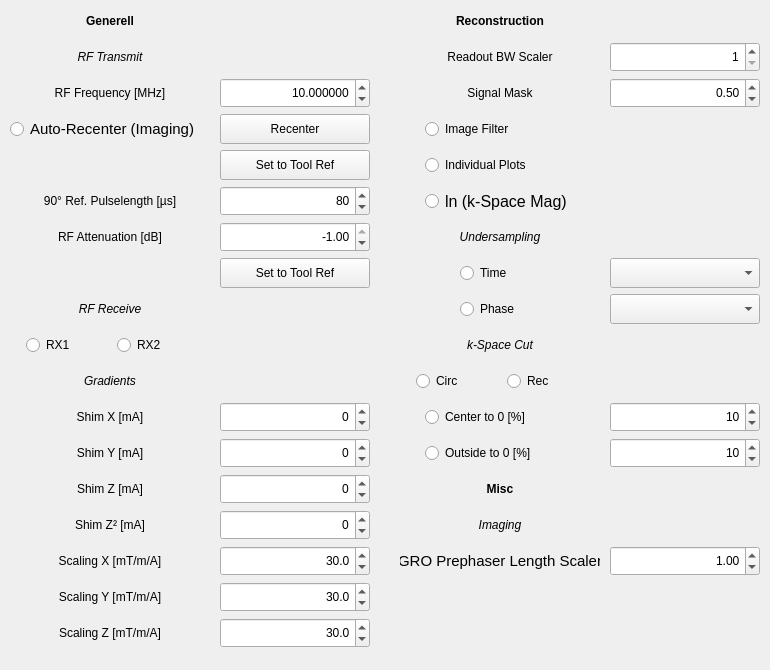
First picture: the form in Applications/relax2/ui/config.ui, repository OpenMRI/ocra, before the edit.
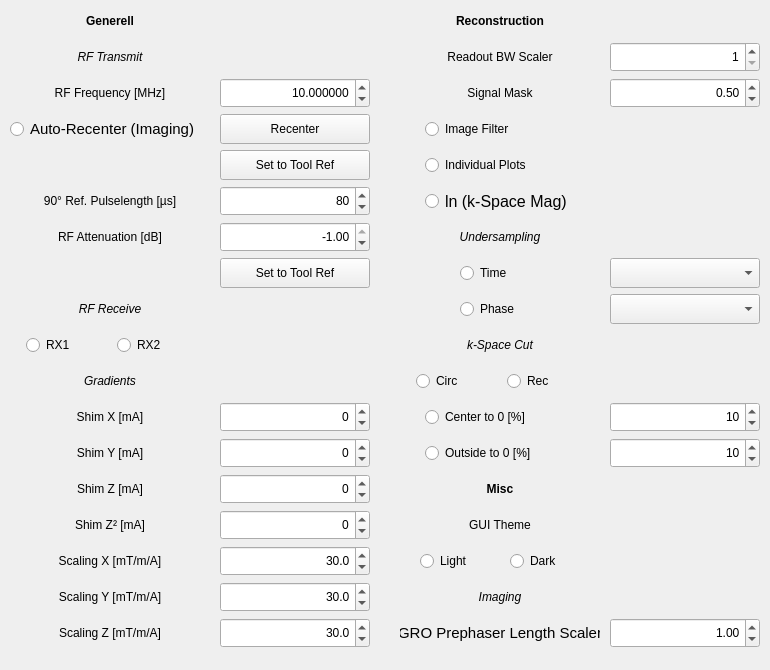
Second picture: the form after the edit.

Commit message: add GUI dark mode

Patch:
```diff
--- a/Applications/relax2/ui/config.ui
+++ b/Applications/relax2/ui/config.ui
@@ -205,33 +205,6 @@
       </property>
      </widget>
     </item>
-    <item row="26" column="4">
-     <widget class="QLabel" name="label_47">
-      <property name="minimumSize">
-       <size>
-        <width>200</width>
-        <height>30</height>
-       </size>
-      </property>
-      <property name="maximumSize">
-       <size>
-        <width>200</width>
-        <height>30</height>
-       </size>
-      </property>
-      <property name="font">
-       <font>
-        <pointsize>11</pointsize>
-       </font>
-      </property>
-      <property name="text">
-       <string>GRO Prephaser Length Scaler</string>
-      </property>
-      <property name="alignment">
-       <set>Qt::AlignCenter</set>
-      </property>
-     </widget>
-    </item>
     <item row="18" column="4">
      <layout class="QHBoxLayout" name="horizontalLayout_2">
       <property name="spacing">
@@ -860,34 +833,6 @@
       </property>
      </widget>
     </item>
-    <item row="26" column="5">
-     <widget class="QDoubleSpinBox" name="GRO_Length_Scaler_doubleSpinBox">
-      <property name="minimumSize">
-       <size>
-        <width>150</width>
-        <height>30</height>
-       </size>
-      </property>
-      <property name="maximumSize">
-       <size>
-        <width>150</width>
-        <height>30</height>
-       </size>
-      </property>
-      <property name="alignment">
-       <set>Qt::AlignRight|Qt::AlignTrailing|Qt::AlignVCenter</set>
-      </property>
-      <property name="maximum">
-       <double>2.000000000000000</double>
-      </property>
-      <property name="singleStep">
-       <double>0.010000000000000</double>
-      </property>
-      <property name="value">
-       <double>1.000000000000000</double>
-      </property>
-     </widget>
-    </item>
     <item row="17" column="0">
      <layout class="QHBoxLayout" name="horizontalLayout">
       <property name="spacing">
@@ -1057,33 +1002,6 @@
       </property>
      </widget>
     </item>
-    <item row="25" column="4">
-     <widget class="QLabel" name="label_38">
-      <property name="minimumSize">
-       <size>
-        <width>200</width>
-        <height>30</height>
-       </size>
-      </property>
-      <property name="maximumSize">
-       <size>
-        <width>200</width>
-        <height>30</height>
-       </size>
-      </property>
-      <property name="font">
-       <font>
-        <italic>true</italic>
-       </font>
-      </property>
-      <property name="text">
-       <string>Imaging</string>
-      </property>
-      <property name="alignment">
-       <set>Qt::AlignCenter</set>
-      </property>
-     </widget>
-    </item>
     <item row="9" column="0">
      <widget class="QLabel" name="label_3">
       <property name="minimumSize">
@@ -1476,6 +1394,161 @@
       </item>
      </layout>
     </item>
+    <item row="25" column="4">
+     <widget class="QLabel" name="label_12">
+      <property name="minimumSize">
+       <size>
+        <width>200</width>
+        <height>30</height>
+       </size>
+      </property>
+      <property name="maximumSize">
+       <size>
+        <width>200</width>
+        <height>30</height>
+       </size>
+      </property>
+      <property name="text">
+       <string>GUI Theme</string>
+      </property>
+      <property name="alignment">
+       <set>Qt::AlignCenter</set>
+      </property>
+     </widget>
+    </item>
+    <item row="28" column="4">
+     <widget class="QLabel" name="label_47">
+      <property name="minimumSize">
+       <size>
+        <width>200</width>
+        <height>30</height>
+       </size>
+      </property>
+      <property name="maximumSize">
+       <size>
+        <width>200</width>
+        <height>30</height>
+       </size>
+      </property>
+      <property name="font">
+       <font>
+        <pointsize>11</pointsize>
+       </font>
+      </property>
+      <property name="text">
+       <string>GRO Prephaser Length Scaler</string>
+      </property>
+      <property name="alignment">
+       <set>Qt::AlignCenter</set>
+      </property>
+     </widget>
+    </item>
+    <item row="28" column="5">
+     <widget class="QDoubleSpinBox" name="GRO_Length_Scaler_doubleSpinBox">
+      <property name="minimumSize">
+       <size>
+        <width>150</width>
+        <height>30</height>
+       </size>
+      </property>
+      <property name="maximumSize">
+       <size>
+        <width>150</width>
+        <height>30</height>
+       </size>
+      </property>
+      <property name="alignment">
+       <set>Qt::AlignRight|Qt::AlignTrailing|Qt::AlignVCenter</set>
+      </property>
+      <property name="maximum">
+       <double>2.000000000000000</double>
+      </property>
+      <property name="singleStep">
+       <double>0.010000000000000</double>
+      </property>
+      <property name="value">
+       <double>1.000000000000000</double>
+      </property>
+     </widget>
+    </item>
+    <item row="27" column="4">
+     <widget class="QLabel" name="label_38">
+      <property name="minimumSize">
+       <size>
+        <width>200</width>
+        <height>30</height>
+       </size>
+      </property>
+      <property name="maximumSize">
+       <size>
+        <width>200</width>
+        <height>30</height>
+       </size>
+      </property>
+      <property name="font">
+       <font>
+        <italic>true</italic>
+       </font>
+      </property>
+      <property name="text">
+       <string>Imaging</string>
+      </property>
+      <property name="alignment">
+       <set>Qt::AlignCenter</set>
+      </property>
+     </widget>
+    </item>
+    <item row="26" column="4">
+     <layout class="QHBoxLayout" name="horizontalLayout_10">
+      <property name="spacing">
+       <number>0</number>
+      </property>
+      <item>
+       <widget class="QRadioButton" name="GUI_Light_radioButton">
+        <property name="minimumSize">
+         <size>
+          <width>70</width>
+          <height>30</height>
+         </size>
+        </property>
+        <property name="maximumSize">
+         <size>
+          <width>70</width>
+          <height>30</height>
+         </size>
+        </property>
+        <property name="text">
+         <string>Light</string>
+        </property>
+        <property name="autoExclusive">
+         <bool>false</bool>
+        </property>
+       </widget>
+      </item>
+      <item>
+       <widget class="QRadioButton" name="GUI_Dark_radioButton">
+        <property name="minimumSize">
+         <size>
+          <width>70</width>
+          <height>30</height>
+         </size>
+        </property>
+        <property name="maximumSize">
+         <size>
+          <width>70</width>
+          <height>30</height>
+         </size>
+        </property>
+        <property name="text">
+         <string>Dark</string>
+        </property>
+        <property name="autoExclusive">
+         <bool>false</bool>
+        </property>
+       </widget>
+      </item>
+     </layout>
+    </item>
    </layout>
   </widget>
  </widget>
```
The commit also changes 2 other files.
